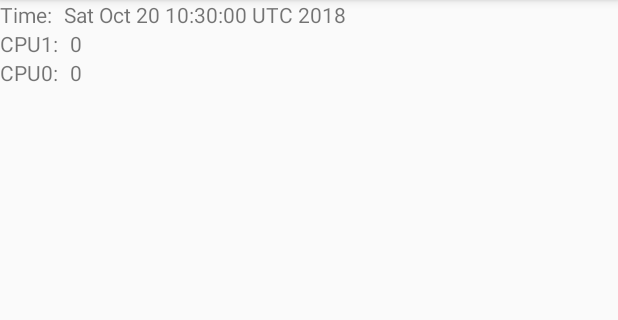
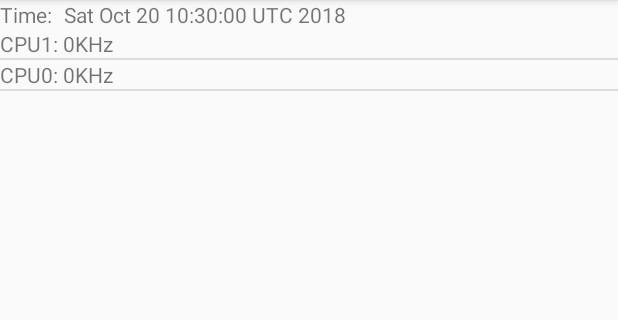
Before and after one commit to saschabrunner/Android-Thermal-Monitor, an Android app: the screen it shows after launch (MainActivity), on a phone screen of 412 x 824 dp, the part 84-404 px from its top. Run offline under Robolectric (Android 15) with nearby library versions, the phone set to English and light mode, and no system bars; 7 statements that could not run were skipped.

Commit message:
Use ListView for temperatures and frequencies

```diff
--- a/app/src/main/java/com/gitlab/saschabrunner/thermalmonitor/CPU.java
+++ b/app/src/main/java/com/gitlab/saschabrunner/thermalmonitor/CPU.java
@@ -46,4 +46,9 @@ public class CPU {
     public int getLastFrequency() {
         return lastFrequency;
     }
+
+    @Override
+    public String toString() {
+        return "CPU" + this.getId() + ": " + this.getLastFrequency() + "KHz";
+    }
 }
--- a/app/src/main/java/com/gitlab/saschabrunner/thermalmonitor/MainActivity.java
+++ b/app/src/main/java/com/gitlab/saschabrunner/thermalmonitor/MainActivity.java
@@ -1,25 +1,17 @@
 package com.gitlab.saschabrunner.thermalmonitor;
 
-import android.support.annotation.NonNull;
-import android.support.constraint.ConstraintLayout;
-import android.support.constraint.ConstraintSet;
+import android.os.Bundle;
 import android.support.v7.app.AppCompatActivity;
-import android.os.Bundle;
-import android.util.TypedValue;
-import android.view.View;
+import android.widget.ArrayAdapter;
+import android.widget.ListView;
 import android.widget.TextView;
 
-import java.io.BufferedReader;
 import java.io.File;
-import java.io.FileNotFoundException;
-import java.io.FileReader;
 import java.io.FilenameFilter;
 import java.io.IOException;
 import java.util.ArrayList;
 import java.util.Date;
-import java.util.HashMap;
 import java.util.List;
-import java.util.Map;
 
 public class MainActivity extends AppCompatActivity {
     @Override
@@ -28,11 +20,15 @@ public class MainActivity extends AppCompatActivity {
         setContentView(R.layout.activity_main);
 
         final List<ThermalZone> thermalZones = getThermalZones();
-        final Map<ThermalZone, TextView> tvByThermalZone = createTemperatureTextViews(thermalZones);
+        final List<CPU> cpus = getCpus();
 
-        final List<CPU> cpus = getCpus();
-        final Map<CPU, TextView> tvByCpu = createCpuTextViews(cpus);
+        List<Object> listContents = new ArrayList<>();
+        listContents.addAll(thermalZones);
+        listContents.addAll(cpus);
 
+        final ArrayAdapter listAdapter = new ArrayAdapter<>(this, R.layout.simple_text_view, listContents);
+        ListView listView = findViewById(R.id.listView);
+        listView.setAdapter(listAdapter);
 
         Thread monitoringThread = new Thread(new Runnable() {
             @Override
@@ -62,17 +58,11 @@ public class MainActivity extends AppCompatActivity {
                     runOnUiThread(new Runnable() {
                         @Override
                         public void run() {
-                            for (Map.Entry<ThermalZone, TextView> tvForThermalZone : tvByThermalZone.entrySet()) {
-                                tvForThermalZone.getValue().setText(String.valueOf(tvForThermalZone.getKey().getLastTemperature()));
-                            }
-
-                            for (Map.Entry<CPU, TextView> tvForCpu : tvByCpu.entrySet()) {
-                                tvForCpu.getValue().setText(String.valueOf(tvForCpu.getKey().getLastFrequency()));
-                            }
-
+                            listAdapter.notifyDataSetChanged();
                             tvTime.setText(new Date().toString());
                         }
                     });
+
                     try {
                         Thread.sleep(500);
                     } catch (InterruptedException e) {
@@ -82,105 +72,6 @@ public class MainActivity extends AppCompatActivity {
             }
         });
         monitoringThread.start();
-    }
-
-    @NonNull
-    private Map<ThermalZone, TextView> createTemperatureTextViews(List<ThermalZone> thermalZones) {
-        // TODO: Use different layout
-        ConstraintLayout rootLayout = findViewById(R.id.rootLayout);
-        ConstraintSet set = new ConstraintSet();
-
-        int prevId = R.id.tvTime; // We begin inserting the TextViews after this view
-        final Map<ThermalZone, TextView> tvByThermalZone = new HashMap<>();
-        for (ThermalZone thermalZone : thermalZones) {
-            // Create label text view
-            TextView tvZoneIdentifier = new TextView(this);
-            tvZoneIdentifier.setText(thermalZone.getId() + " (" + thermalZone.getType() + "):");
-            tvZoneIdentifier.setId(View.generateViewId());
-
-            // Generate layout params for value text view
-            ConstraintLayout.LayoutParams valueLayoutParams =
-                    new ConstraintLayout.LayoutParams(
-                            ConstraintLayout.LayoutParams.WRAP_CONTENT,
-                            ConstraintLayout.LayoutParams.WRAP_CONTENT);
-            valueLayoutParams.setMarginStart(
-                    (int) TypedValue.applyDimension(
-                            TypedValue.COMPLEX_UNIT_DIP, 8, getResources().getDisplayMetrics()));
-
-            // Create value text view
-            TextView tvZoneTemp = new TextView(this);
-            tvZoneTemp.setId(View.generateViewId());
-            tvZoneTemp.setLayoutParams(new ConstraintLayout.LayoutParams(valueLayoutParams));
-
-            // Add views and set constraints
-            rootLayout.addView(tvZoneIdentifier);
-            rootLayout.addView(tvZoneTemp);
-            set.clone(rootLayout);
-            set.connect(tvZoneIdentifier.getId(), ConstraintSet.TOP, prevId, ConstraintSet.BOTTOM);
-            set.connect(tvZoneIdentifier.getId(), ConstraintSet.START, rootLayout.getId(), ConstraintSet.START);
-            set.connect(tvZoneTemp.getId(), ConstraintSet.TOP, tvZoneIdentifier.getId(), ConstraintSet.TOP);
-            set.connect(tvZoneTemp.getId(), ConstraintSet.START, tvZoneIdentifier.getId(), ConstraintSet.END);
-            set.applyTo(rootLayout);
-
-            prevId = tvZoneIdentifier.getId();
-            tvByThermalZone.put(thermalZone, tvZoneTemp);
-        }
-        return tvByThermalZone;
-    }
-
-    @NonNull
-    private Map<CPU, TextView> createCpuTextViews(List<CPU> cpus) {
-        // TODO: Use different layout
-        ConstraintLayout rootLayout = findViewById(R.id.rootLayout);
-        ConstraintSet set = new ConstraintSet();
-
-        int prevId = R.id.tvTime; // We begin inserting the TextViews after this view
-        Map<CPU, TextView> tvByCpu = new HashMap<>();
-        for (CPU cpu : cpus) {
-            // Create label text view
-            TextView tvCpuIdentifier = new TextView(this);
-            tvCpuIdentifier.setText("CPU" + cpu.getId() + ":");
-            tvCpuIdentifier.setId(View.generateViewId());
-
-            // Generate layout params for value text view
-            ConstraintLayout.LayoutParams valueLayoutParams =
-                    new ConstraintLayout.LayoutParams(
-                            ConstraintLayout.LayoutParams.WRAP_CONTENT,
-                            ConstraintLayout.LayoutParams.WRAP_CONTENT);
-            valueLayoutParams.setMarginStart(
-                    (int) TypedValue.applyDimension(
-                            TypedValue.COMPLEX_UNIT_DIP, 8, getResources().getDisplayMetrics()));
-
-            // Create value text view
-            TextView tvCpuFrequency = new TextView(this);
-            tvCpuFrequency.setId(View.generateViewId());
-            tvCpuFrequency.setLayoutParams(new ConstraintLayout.LayoutParams(valueLayoutParams));
-
-            // Add views and set constraints
-            rootLayout.addView(tvCpuIdentifier);
-            rootLayout.addView(tvCpuFrequency);
-            set.clone(rootLayout);
-            set.connect(tvCpuIdentifier.getId(), ConstraintSet.TOP, prevId, ConstraintSet.BOTTOM);
-            set.connect(tvCpuIdentifier.getId(), ConstraintSet.START, rootLayout.getId(), ConstraintSet.START);
-            set.connect(tvCpuFrequency.getId(), ConstraintSet.TOP, tvCpuIdentifier.getId(), ConstraintSet.TOP);
-            set.connect(tvCpuFrequency.getId(), ConstraintSet.START, tvCpuIdentifier.getId(), ConstraintSet.END);
-            set.applyTo(rootLayout);
-
-            prevId = tvCpuIdentifier.getId();
-            tvByCpu.put(cpu, tvCpuFrequency);
-        }
-        return tvByCpu;
-    }
-
-    private String readFile(String filePath) {
-        try (BufferedReader file = new BufferedReader(new FileReader(filePath))) {
-            return file.readLine();
-        } catch (FileNotFoundException e) {
-            e.printStackTrace();
-        } catch (IOException e) {
-            e.printStackTrace();
-        }
-        return null;
     }
 
     private static List<ThermalZone> getThermalZones() {
--- a/app/src/main/java/com/gitlab/saschabrunner/thermalmonitor/ThermalZone.java
+++ b/app/src/main/java/com/gitlab/saschabrunner/thermalmonitor/ThermalZone.java
@@ -62,4 +62,9 @@ public class ThermalZone {
     public int getLastTemperature() {
         return lastTemperature;
     }
+
+    @Override
+    public String toString() {
+        return "Zone " + this.getId() + " (" + this.getType() + "): " + this.getLastTemperature();
+    }
 }
--- a/app/src/main/res/layout/activity_main.xml
+++ b/app/src/main/res/layout/activity_main.xml
@@ -1,15 +1,12 @@
 <?xml version="1.0" encoding="utf-8"?>
-<ScrollView xmlns:android="http://schemas.android.com/apk/res/android"
+<android.support.constraint.ConstraintLayout xmlns:android="http://schemas.android.com/apk/res/android"
     xmlns:app="http://schemas.android.com/apk/res-auto"
     xmlns:tools="http://schemas.android.com/tools"
+    android:id="@+id/rootLayout"
     android:layout_width="match_parent"
     android:layout_height="match_parent"
     tools:context=".MainActivity">
 
-    <android.support.constraint.ConstraintLayout
-        android:id="@+id/rootLayout"
-        android:layout_width="match_parent"
-        android:layout_height="wrap_content">
 
         <TextView
             android:id="@+id/textView5"
@@ -27,5 +24,11 @@
             app:layout_constraintStart_toEndOf="@+id/textView5"
             app:layout_constraintTop_toTopOf="@+id/textView5" />
 
-    </android.support.constraint.ConstraintLayout>
-</ScrollView>
+    <ListView
+        android:id="@+id/listView"
+        android:layout_width="match_parent"
+        android:layout_height="0dp"
+        app:layout_constraintBottom_toBottomOf="parent"
+        app:layout_constraintTop_toBottomOf="@+id/textView5" />
+
+</android.support.constraint.ConstraintLayout>
--- /dev/null
+++ b/app/src/main/res/layout/simple_text_view.xml
@@ -0,0 +1,5 @@
+<?xml version="1.0" encoding="utf-8"?>
+<TextView xmlns:android="http://schemas.android.com/apk/res/android"
+    android:layout_width="match_parent" android:layout_height="wrap_content">
+
+</TextView>
```
